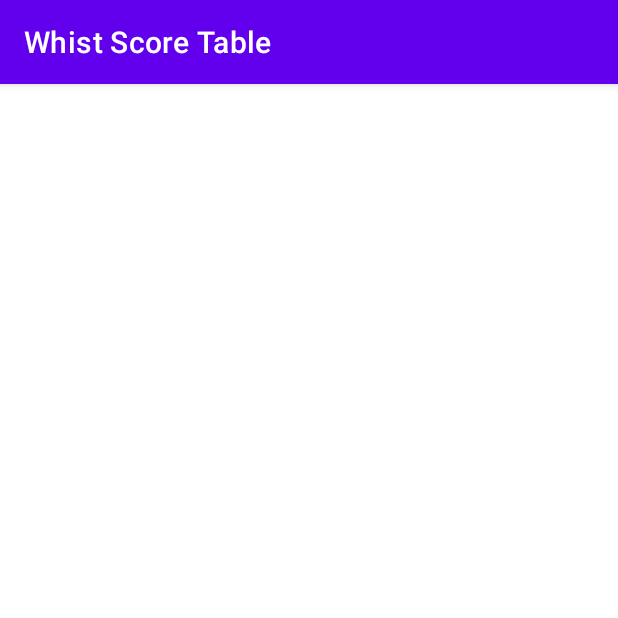
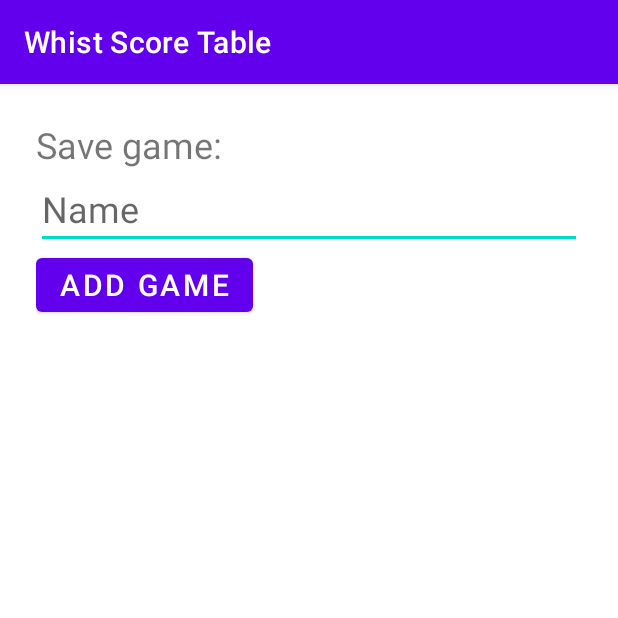
Before and after one commit to ClaudiuVisan/Whist_Score_Table, an Android app: the SaveGameActivity screen opened directly, with no data from a screen before it, on a phone screen of 412 x 824 dp, the top half of it. Run offline under Robolectric (Android 15) with nearby library versions, the phone set to English and light mode, and no system bars; our stand-ins replace Room's generated code.

Commit message:
baza de date fara lista de jucatori

```diff
--- /dev/null
+++ b/app/src/main/java/com/example/whistscoretable/AppDatabase.java
@@ -0,0 +1,15 @@
+package com.example.whistscoretable;
+
+import androidx.room.Database;
+import androidx.room.RoomDatabase;
+import androidx.room.TypeConverters;
+
+import com.example.whistscoretable.Converters;
+import com.example.whistscoretable.CurrentGame;
+
+@Database(entities = {CurrentGame.class}, version=1)
+//@Database (entities = {Player.class},version = 1)
+@TypeConverters({Converters.class})
+public abstract class AppDatabase extends RoomDatabase {
+    public abstract GameDao gameDao();
+}
--- a/app/src/main/java/com/example/whistscoretable/GameAdapter.java
+++ b/app/src/main/java/com/example/whistscoretable/GameAdapter.java
@@ -13,11 +13,12 @@ import androidx.annotation.NonNull;
 import androidx.recyclerview.widget.RecyclerView;
 
 import java.util.ArrayList;
+import java.util.List;
 
 public class GameAdapter extends RecyclerView.Adapter<GameAdapter.ViewHolder>{
-    ArrayList<CurrentGame> games;
+    List<CurrentGame> games;
 
-    public GameAdapter(ArrayList<CurrentGame> games) {
+    public GameAdapter(List<CurrentGame> games) {
         this.games = games;
     }
 
--- /dev/null
+++ b/app/src/main/java/com/example/whistscoretable/GameDao.java
@@ -0,0 +1,18 @@
+package com.example.whistscoretable;
+
+import androidx.room.Dao;
+import androidx.room.Index;
+import androidx.room.Insert;
+import androidx.room.Query;
+
+import com.example.whistscoretable.CurrentGame;
+
+import java.util.List;
+@Dao
+public interface GameDao {
+    @Query("SELECT * FROM currentgame")
+    List<CurrentGame> getAllGames();
+    @Insert
+    void insertAll(CurrentGame... currentGames);
+
+}
--- a/app/src/main/java/com/example/whistscoretable/SaveGameActivity.java
+++ b/app/src/main/java/com/example/whistscoretable/SaveGameActivity.java
@@ -1,8 +1,13 @@
 package com.example.whistscoretable;
 
 import androidx.appcompat.app.AppCompatActivity;
+import androidx.room.Room;
 
+import android.content.Intent;
 import android.os.Bundle;
+import android.view.View;
+import android.widget.Button;
+import android.widget.EditText;
 
 public class SaveGameActivity extends AppCompatActivity {
 
@@ -10,5 +15,18 @@ public class SaveGameActivity extends AppCompatActivity {
     protected void onCreate(Bundle savedInstanceState) {
         super.onCreate(savedInstanceState);
         setContentView(R.layout.activity_save_game);
+        Button addSavedGame = findViewById(R.id.addSavedGame);
+        final AppDatabase db = Room.databaseBuilder(getApplicationContext(), AppDatabase.class, "production").allowMainThreadQueries().build();
+        EditText gameName = findViewById(R.id.gameName);
+        addSavedGame.setOnClickListener(new View.OnClickListener() {
+            @Override
+            public void onClick(View v) {
+                CurrentGame xgame = new CurrentGame();
+                xgame.setName(gameName.getText().toString());
+                db.gameDao().insertAll(xgame);
+                Intent intent = new Intent(SaveGameActivity.this, LoadGameActivity.class);
+                startActivity(intent);
+            }
+        });
     }
 }
--- a/app/src/main/res/layout/activity_save_game.xml
+++ b/app/src/main/res/layout/activity_save_game.xml
@@ -1,9 +1,32 @@
 <?xml version="1.0" encoding="utf-8"?>
-<androidx.constraintlayout.widget.ConstraintLayout xmlns:android="http://schemas.android.com/apk/res/android"
+<LinearLayout xmlns:android="http://schemas.android.com/apk/res/android"
     xmlns:app="http://schemas.android.com/apk/res-auto"
     xmlns:tools="http://schemas.android.com/tools"
+    android:orientation="vertical"
     android:layout_width="match_parent"
-    android:layout_height="match_parent"
+    android:layout_height="wrap_content"
+    android:padding="24dp"
     tools:context=".SaveGameActivity">
 
-</androidx.constraintlayout.widget.ConstraintLayout>
+    <TextView
+        android:layout_width="match_parent"
+        android:layout_height="wrap_content"
+        android:text="Save game:"
+        android:textSize="24sp"
+        />
+    <EditText
+        android:id="@+id/gameName"
+        android:layout_width="match_parent"
+        android:layout_height="match_parent"
+        android:hint="Name"
+        android:textSize="24sp"
+        />
+    <Button
+        android:id="@+id/addSavedGame"
+        android:layout_width="wrap_content"
+        android:layout_height="wrap_content"
+        android:textSize="20sp"
+        android:text="Add Game"/>
+
+
+</LinearLayout>
```
Also changed, not shown: app/src/main/java/com/example/whistscoretable/Converters.java (added, +38 -0 lines), app/src/main/java/com/example/whistscoretable/CurrentGame.java (+11 -0 lines), app/src/main/java/com/example/whistscoretable/LoadGameActivity.java (+7 -4 lines), app/src/main/java/com/example/whistscoretable/ScoreTableActivity.java (+11 -0 lines).
